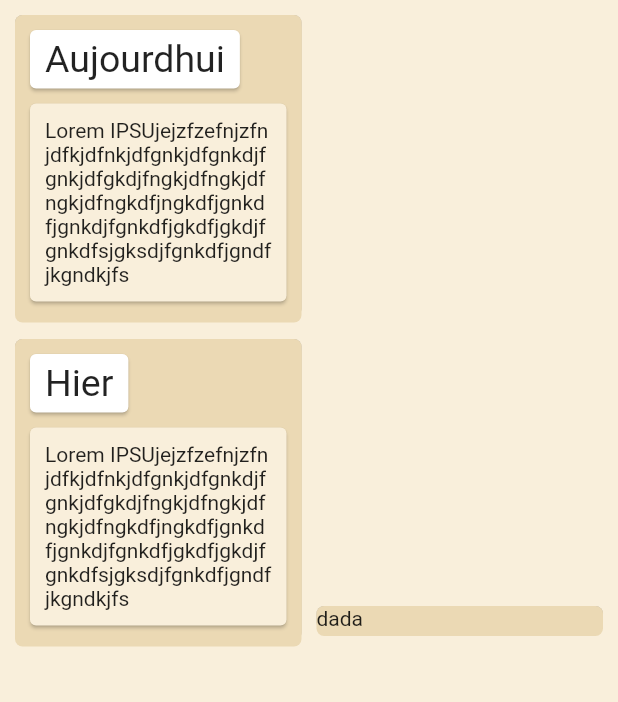
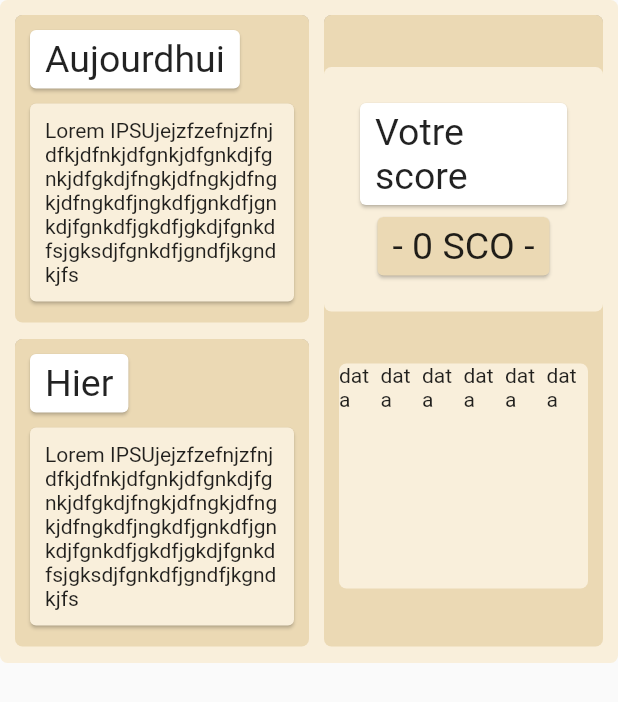
Before and after one commit to VLD-dev-team/Social-Co2, a Flutter app: the ScoreQuickOverview widget shown alone on an empty page, opened directly, on a phone screen of 412 x 824 dp. Shown: the top 702 px of the screen. Run offline on Flutter 3.47's test engine with Material 2 defaults, Android fonts, the phone set to English and light mode, and no system bars; our stand-ins replace firebase_auth, firebase_core, google_fonts, google_sign_in; accounts and stored records are empty.

Commit message:
feat: avancé du widget QuickScoreOverview - Ajout du score et début de l'échelle de score

```diff
--- a/application/social_co2/lib/screens/widgets/ScoreQuickOverview.dart
+++ b/application/social_co2/lib/screens/widgets/ScoreQuickOverview.dart
@@ -1,4 +1,6 @@
 import 'package:flutter/material.dart';
+import 'package:provider/provider.dart';
+import 'package:social_co2/providers/IndexProvider.dart';
 import 'package:social_co2/styles/CardStyles.dart';
 
 class ScoreQuickOverview extends StatefulWidget {
@@ -10,14 +12,12 @@ class _ScoreQuickOverviewState extends State<ScoreQuickOverview> {
   @override
   Widget build(BuildContext context) {
     return Container(
-      color: primaryCardColor,
+      decoration: primaryCard,
       child: Padding(
         padding: const EdgeInsets.all(10.0),
-        child: Row(
-          children: [
-            Expanded(
-              flex: 1,
-              child: Column(
+        child: Table(children: [
+          TableRow(children: [
+            Column(
               crossAxisAlignment: CrossAxisAlignment.stretch,
               children: [
                 Container(
@@ -80,21 +80,89 @@ class _ScoreQuickOverviewState extends State<ScoreQuickOverview> {
                 ),
               ],
             ),
-            ),
-            const SizedBox(
-              width: 10,
-            ),
-            Expanded(
-              flex: 1,
+            TableCell(
+                verticalAlignment: TableCellVerticalAlignment.fill,
+                child: Padding(
+                  padding: const EdgeInsets.only(left: 10, bottom: 5),
                   child: Container(
                     margin: EdgeInsets.zero,
                     decoration: secondaryCardInnerShadow,
-                child: Text('dada'),
+                    child: Column(
+                      crossAxisAlignment: CrossAxisAlignment.center,
+                      mainAxisAlignment: MainAxisAlignment.spaceEvenly,
+                      children: [
+                        Container(
+                          decoration: primaryCard,
+                          child: Padding(
+                            padding: const EdgeInsets.all(20),
+                            child: Column(
+                              children: [
+                                const Card(
+                                  child: Padding(
+                                    padding: EdgeInsets.symmetric(
+                                        vertical: 5, horizontal: 10),
+                                    child: Text(
+                                      "Votre score",
+                                      style: TextStyle(fontSize: 25),
+                                    ),
+                                  ),
+                                ),
+                                Card(
+                                  color: secondaryCardColor,
+                                  child: Padding(
+                                    padding: const EdgeInsets.symmetric(
+                                        vertical: 5, horizontal: 10),
+                                    child: Text(
+                                      '- ${Provider.of<IndexProvider>(listen: false, context).selectedIndex.toString()} SCO -',
+                                      style: const TextStyle(fontSize: 25),
+                                    ),
                                   ),
                                 )
                               ],
                             ),
                           ),
+                        ),
+                        Container(
+                          margin: const EdgeInsets.symmetric(horizontal: 10),
+                          decoration: primaryCard,
+                          height: 150,
+                          child: GridView.count(
+                            crossAxisCount: 6,
+                            children: [
+                              Column(
+                                mainAxisAlignment: MainAxisAlignment.end,
+                                children: const [Text("data")],
+                              ),
+                              Column(
+                                mainAxisAlignment: MainAxisAlignment.end,
+                                children: const [Text("data")],
+                              ),
+                              Column(
+                                mainAxisAlignment: MainAxisAlignment.end,
+                                children: const [Text("data")],
+                              ),
+                              Column(
+                                mainAxisAlignment: MainAxisAlignment.end,
+                                children: const [Text("data")],
+                              ),
+                              Column(
+                                mainAxisAlignment: MainAxisAlignment.end,
+                                children: const [Text("data")],
+                              ),
+                              Column(
+                                mainAxisAlignment: MainAxisAlignment.end,
+                                children: const [Text("data")],
+                              ),
+                            ],
+                          ),
+                        )
+                      ],
+                    ),
+                  ),
+                ))
+          ]),
+        ]),
+      ),
     );
   }
 }
--- a/application/social_co2/lib/styles/CardStyles.dart
+++ b/application/social_co2/lib/styles/CardStyles.dart
@@ -2,7 +2,23 @@ import 'package:flutter/material.dart';
 
 const Color primaryCardColor = Color.fromRGBO(249, 239, 219, 1);
 const Color secondaryCardColor = Color.fromRGBO(235, 217, 180, 1);
+const Color tertiaryCardColor = Color.fromRGBO(176, 162, 133, 1);
 const Color shadowColor = Color.fromARGB(64, 0, 0, 0);
+
+const BoxDecoration primaryCard = BoxDecoration(
+  color: primaryCardColor,
+  /* boxShadow: [
+    BoxShadow(
+      color: shadowColor,
+    ),
+    BoxShadow(
+        color: secondaryCardColor,
+        //blurRadius: 4,
+        spreadRadius: 0,
+        offset: Offset(0, 4)),
+  ], */
+  borderRadius: BorderRadius.all(Radius.circular(5.0)),
+);
 
 const BoxDecoration secondaryCardInnerShadow = BoxDecoration(
     color: secondaryCardColor,
```
Lines whose indentation alone changed are shown as unchanged.
